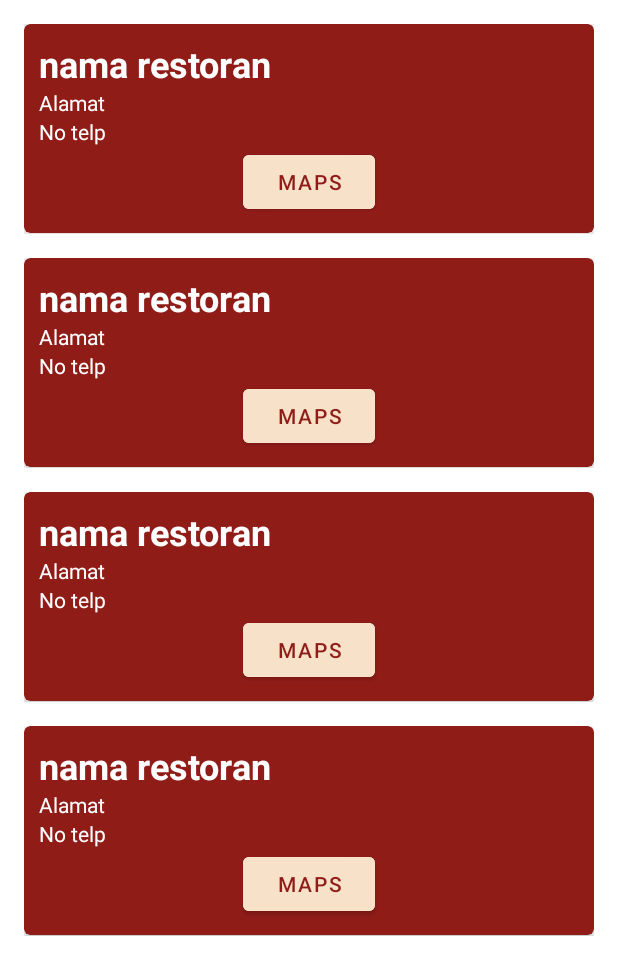
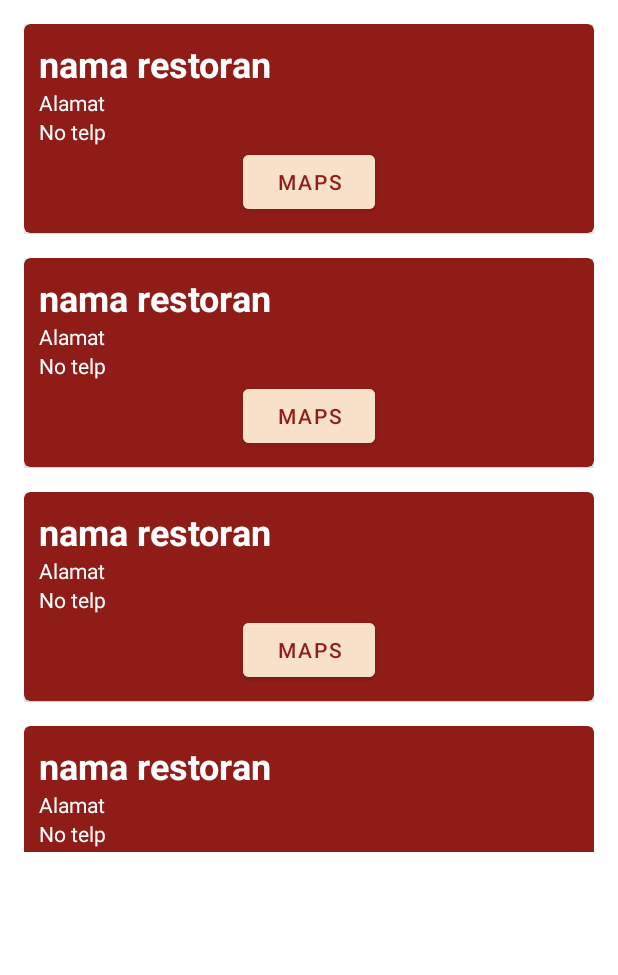
Before and after one commit to malikrafsan/Native-Android-App-Resto-Menu, an Android app: the layout fragment_restaurant.xml on its own in the app's theme, with its tools: preview values and no code run, on a phone screen of 412 x 824 dp. Shown: the top 975 px of the screen. Run offline under Robolectric (Android 15) with nearby library versions, the phone set to English and light mode, and no system bars.

Commit message:
fixing mess layouting in branch

```diff
--- a/app/src/main/res/layout/fragment_restaurant.xml
+++ b/app/src/main/res/layout/fragment_restaurant.xml
@@ -15,7 +15,7 @@
         <androidx.recyclerview.widget.RecyclerView
             android:id="@+id/restaurantRecyclerview"
             android:layout_width="match_parent"
-            android:layout_height="631dp"
+            android:layout_height="568dp"
             tools:itemCount="5"
             tools:listitem="@layout/fragment_daftar_restaurant" />
 
```
